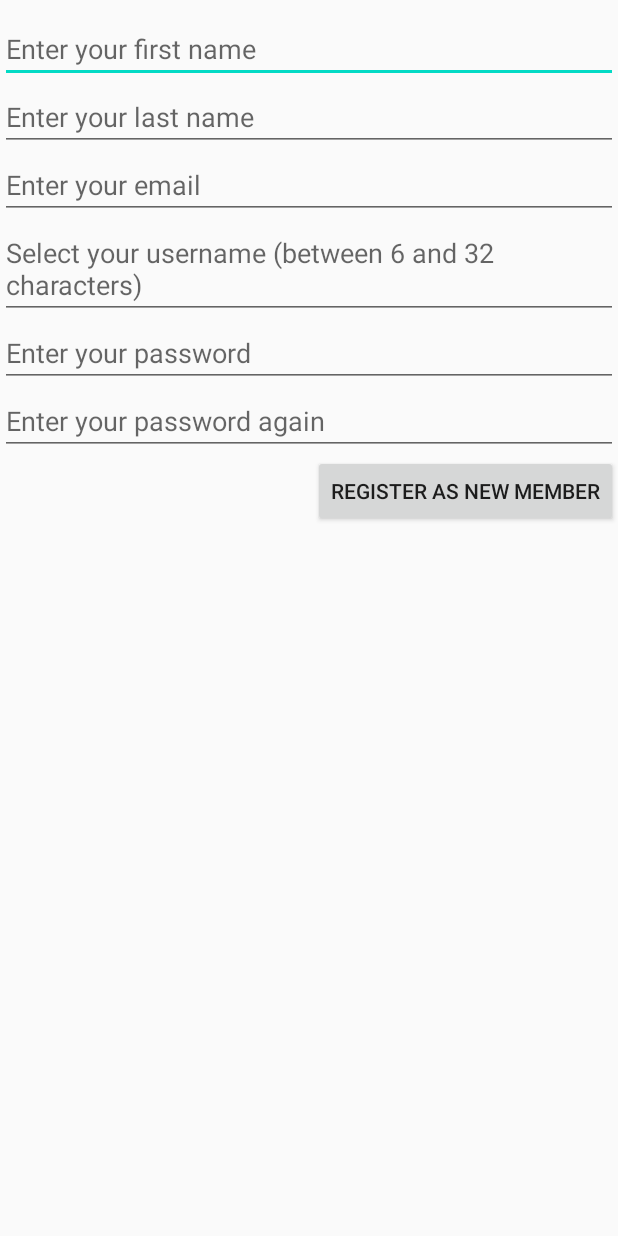
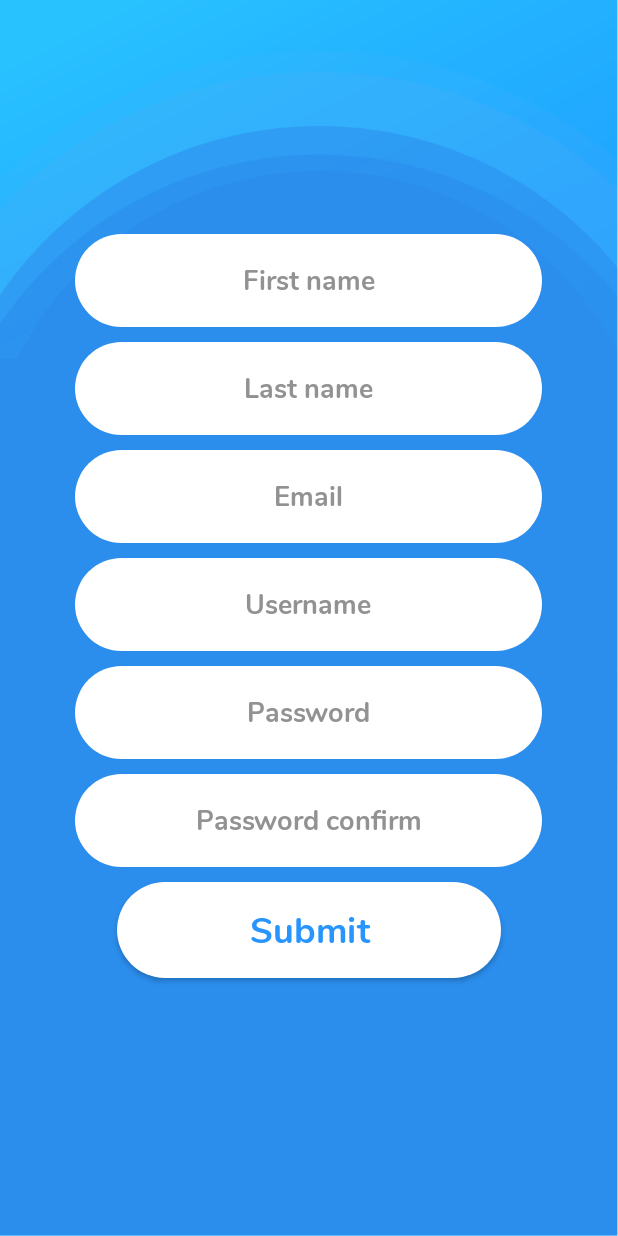
Before and after one commit to servalsam/TCSS450-rate-anything-frontend, an Android app: the screen it shows after launch (StartActivity), after a tap on "Register", on a phone screen of 412 x 824 dp. Run offline under Robolectric (Android 15) with nearby library versions, the phone set to English and light mode, and no system bars.

Commit message:
Added register redesign on text fields and button.

```diff
--- a/app/src/main/res/layout/fragment_register.xml
+++ b/app/src/main/res/layout/fragment_register.xml
@@ -5,53 +5,95 @@
     android:layout_height="match_parent"
     android:orientation="vertical"
     tools:context="authenticate.RegisterFragment"
-    android:id="@+id/register_fragment">
+    android:id="@+id/register_fragment"
+    android:background="@drawable/rate_anything_register">
 
 
     <EditText
         android:id="@+id/first_name_registration"
-        android:layout_marginTop="10dp"
-        android:layout_width="match_parent"
-        android:layout_height="wrap_content"
-        android:hint="@string/first_name_hint"/>
+        android:background="@drawable/rounded_shape"
+        android:fontFamily="@font/nunito_bold_font"
+        android:gravity="center"
+        android:textColorHint="#929292"
+        android:layout_gravity="center"
+        android:layout_width="311dp"
+        android:layout_height="62dp"
+        android:layout_marginTop="156dp"
+        android:hint="@string/register_first_name_hint"/>
 
     <EditText
         android:id="@+id/last_name_registration"
-        android:layout_width="match_parent"
-        android:layout_height="wrap_content"
-        android:hint="@string/last_name_hint"/>
+        android:background="@drawable/rounded_shape"
+        android:fontFamily="@font/nunito_bold_font"
+        android:gravity="center"
+        android:textColorHint="#929292"
+        android:layout_gravity="center"
+        android:layout_width="311dp"
+        android:layout_height="62dp"
+        android:layout_marginTop="10dp"
+        android:hint="@string/register_last_name_hint"/>
 
     <EditText
         android:id="@+id/emailAddress_registration"
-        android:hint="@string/enter_email"
-        android:layout_width="match_parent"
-        android:layout_height="wrap_content"
-        android:inputType="textEmailAddress" />
+        android:background="@drawable/rounded_shape"
+        android:fontFamily="@font/nunito_bold_font"
+        android:gravity="center"
+        android:textColorHint="#929292"
+        android:layout_gravity="center"
+        android:layout_width="311dp"
+        android:layout_height="62dp"
+        android:layout_marginTop="10dp"
+        android:inputType="textEmailAddress"
+        android:hint="@string/register_email_hint"/>
 
     <EditText
         android:id="@+id/user_name_registration"
-        android:layout_width="match_parent"
-        android:layout_height="wrap_content"
-        android:hint="@string/user_name_select"/>
+        android:background="@drawable/rounded_shape"
+        android:fontFamily="@font/nunito_bold_font"
+        android:gravity="center"
+        android:textColorHint="#929292"
+        android:layout_gravity="center"
+        android:layout_width="311dp"
+        android:layout_height="62dp"
+        android:layout_marginTop="10dp"
+        android:hint="@string/register_username_hint"/>
 
     <EditText
         android:id="@+id/password_registration"
-        android:layout_width="match_parent"
-        android:layout_height="wrap_content"
-        android:hint="@string/enter_password" />
+        android:background="@drawable/rounded_shape"
+        android:fontFamily="@font/nunito_bold_font"
+        android:gravity="center"
+        android:textColorHint="#929292"
+        android:layout_gravity="center"
+        android:layout_width="311dp"
+        android:layout_height="62dp"
+        android:layout_marginTop="10dp"
+        android:hint="@string/register_password_hint" />
 
     <EditText
         android:id="@+id/password_confirm_registration"
-        android:layout_width="match_parent"
-        android:layout_height="wrap_content"
-        android:hint="@string/password_confirm"/>
+        android:background="@drawable/rounded_shape"
+        android:fontFamily="@font/nunito_bold_font"
+        android:gravity="center"
+        android:textColorHint="#929292"
+        android:layout_gravity="center"
+        android:layout_width="311dp"
+        android:layout_height="62dp"
+        android:layout_marginTop="10dp"
+        android:hint="@string/register_password_confirm_hint"/>
 
     <Button
         android:id="@+id/register_btn"
+        android:background="@drawable/ripple"
+        android:fontFamily="@font/nunito_bold_font"
+        android:textAllCaps="false"
         android:text="@string/btn_register"
-        android:layout_width="wrap_content"
-        android:layout_height="wrap_content"
-        android:layout_gravity="end"/>
+        android:textColor="#2895FF"
+        android:textSize="24dp"
+        android:layout_width="256dp"
+        android:layout_height="64dp"
+        android:layout_marginTop="10dp"
+        android:layout_gravity="center"/>
 
 
 </LinearLayout>
--- a/app/src/main/res/values/strings.xml
+++ b/app/src/main/res/values/strings.xml
@@ -24,11 +24,13 @@
     <!-- Registration Fragment -->
     <string name="directions_for_registration">Complete the following fields to register
         and become a new Rate Anything Member</string>
-    <string name="password_confirm">Enter your password again</string>
-    <string name="user_name_select">Select your username (between 6 and 32 characters)</string>
-    <string name="first_name_hint">Enter your first name</string>
-    <string name="last_name_hint">Enter your last name</string>
-    <string name="btn_register">REGISTER AS NEW MEMBER</string>
+    <string name="register_password_hint">Password</string>
+    <string name="register_password_confirm_hint">Password confirm</string>
+    <string name="register_username_hint">Username</string>
+    <string name="register_first_name_hint">First name</string>
+    <string name="register_last_name_hint">Last name</string>
+    <string name="register_email_hint">Email</string>
+    <string name="btn_register">Submit</string>
 
     <!-- Shared Preferences  -->
     <string name="LOGIN_PREFS">edu.tacoma.uw.group9_450project.rateanything.PREFS</string>
```
Also changed, not shown: app/src/main/res/drawable-v24/rate_anything_register.png (added).
